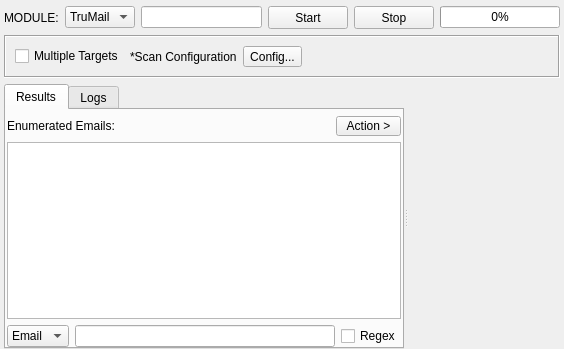
3nock/OTE, file sub3suite/src/enums/email/EmailEnum.ui: the form before one commit.
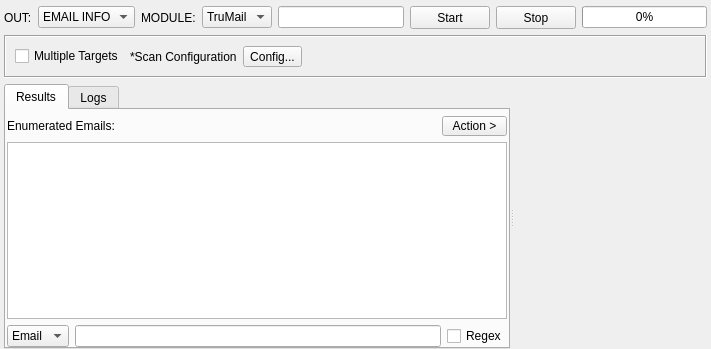
The form after the commit. Custom widgets are drawn as their Qt base class.

```diff
--- a/sub3suite/src/enums/email/EmailEnum.ui
+++ b/sub3suite/src/enums/email/EmailEnum.ui
@@ -6,7 +6,7 @@
    <rect>
     <x>0</x>
     <y>0</y>
-    <width>564</width>
+    <width>711</width>
     <height>349</height>
    </rect>
   </property>
@@ -28,6 +28,28 @@
    </property>
    <item>
     <layout class="QHBoxLayout" name="horizontalLayout">
+     <item>
+      <widget class="QLabel" name="labelOut">
+       <property name="text">
+        <string>OUT:</string>
+       </property>
+      </widget>
+     </item>
+     <item>
+      <widget class="QComboBox" name="comboBoxOption">
+       <property name="minimumSize">
+        <size>
+         <width>0</width>
+         <height>0</height>
+        </size>
+       </property>
+       <item>
+        <property name="text">
+         <string>EMAIL INFO</string>
+        </property>
+       </item>
+      </widget>
+     </item>
      <item>
       <widget class="QLabel" name="labelModule">
        <property name="text">
```
